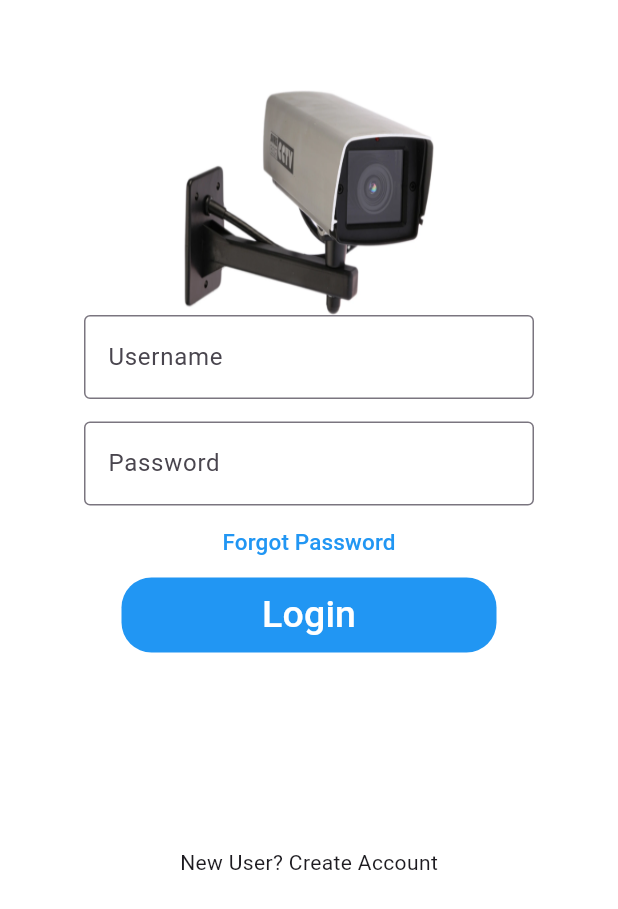
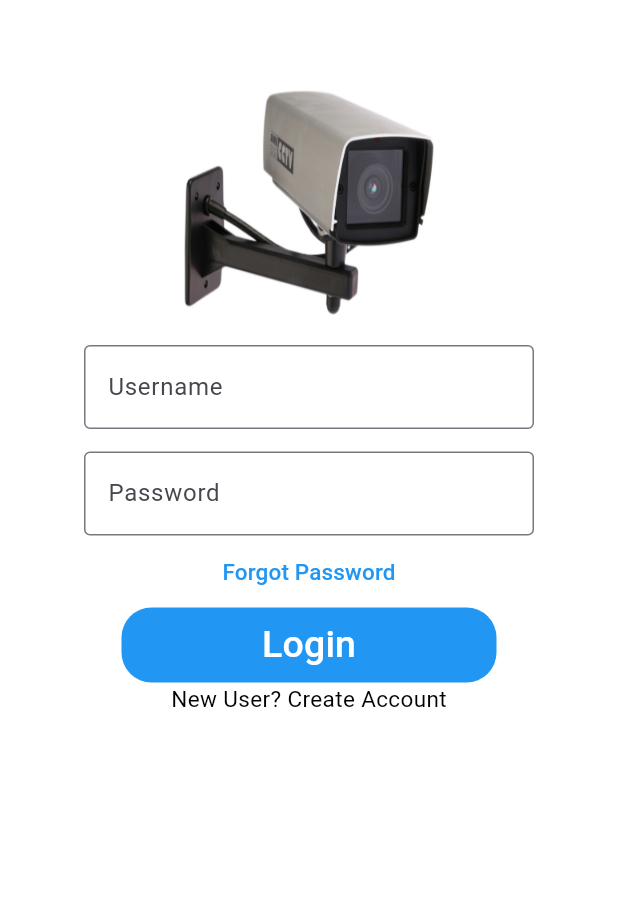
Before and after one commit to blcoyote/camera-events-flutter-app, a Flutter app: the screen it shows after launch, after a tap on "Login", on a phone screen of 412 x 824 dp. Shown: the top 909 px of the screen. Run offline on Flutter 3.47's test engine with Material 2 defaults, Android fonts, the phone set to English and light mode, and no system bars; our stand-ins replace shared_preferences; network calls fail.

Commit message:
Update login.dart

```diff
--- a/lib/screens/login.dart
+++ b/lib/screens/login.dart
@@ -29,11 +29,23 @@ class LoginScreenState extends State<LoginScreen> {
             .login(emailEditingController.text, passwordEditingController.text);
         appState?.setLoggedIn(token.accessToken);
       } catch (e) {
-        // TODO: else display error message snackbar?
+        final error = e.toString();
+        final msg = error.substring(0, error.indexOf('(OS Error'));
+
+        final snackBar = SnackBar(
+          content: Text('Error logging in: $msg'),
+          action: SnackBarAction(
+            label: 'Close',
+            onPressed: () {
+              // no action needed
+            },
+          ),
+        );
+
+        // Find the ScaffoldMessenger in the widget tree
+        // and use it to show a SnackBar.
+        ScaffoldMessenger.of(context).showSnackBar(snackBar);
       }
-
-
-
       loading = false;
     }
 
@@ -44,14 +56,11 @@ class LoginScreenState extends State<LoginScreen> {
           child: Column(
             children: <Widget>[
               const Padding(
-                padding: EdgeInsets.only(top: 60.0),
+                padding: EdgeInsets.only(top: 60.0, bottom: 20.0),
                 child: Center(
                   child: SizedBox(
-                      width: 200,
-                      height: 150,
-                      /*decoration: BoxDecoration(
-                          color: Colors.red,
-                          borderRadius: BorderRadius.circular(50.0)),*/
+                    width: 200,
+                    height: 150,
                     child: Image(
                       image: AssetImage('lib/assets/cctv.webp'),
                       fit: BoxFit.fill,
@@ -60,7 +69,6 @@ class LoginScreenState extends State<LoginScreen> {
                 ),
               ),
               Padding(
-                //padding: const EdgeInsets.only(left:15.0,right: 15.0,top:0,bottom: 0),
                 padding: const EdgeInsets.symmetric(horizontal: 15),
                 child: SizedBox(
                   width: 300,
@@ -95,6 +103,7 @@ class LoginScreenState extends State<LoginScreen> {
               MaterialButton(
                 onPressed: () {
                   //TODO FORGOT PASSWORD SCREEN GOES HERE
+
                   // Navigator.push(context,
                   //     MaterialPageRoute(builder: (_) => const LoginScreen())
                   //     );
@@ -108,7 +117,8 @@ class LoginScreenState extends State<LoginScreen> {
                 height: 50,
                 width: 250,
                 decoration: BoxDecoration(
-                    color: Colors.blue, borderRadius: BorderRadius.circular(20)),
+                    color: Colors.blue,
+                    borderRadius: BorderRadius.circular(20)),
                 child: MaterialButton(
                   onPressed: () {
                     processLogin();
@@ -121,10 +131,11 @@ class LoginScreenState extends State<LoginScreen> {
                         ),
                 ),
               ),
-              const SizedBox(
-                height: 130,
+
+              const Text(
+                'New User? Create Account',
+                style: TextStyle(fontSize: 15, color: Colors.black),
               ),
-              const Text('New User? Create Account')
             ],
           ),
         ),
```
